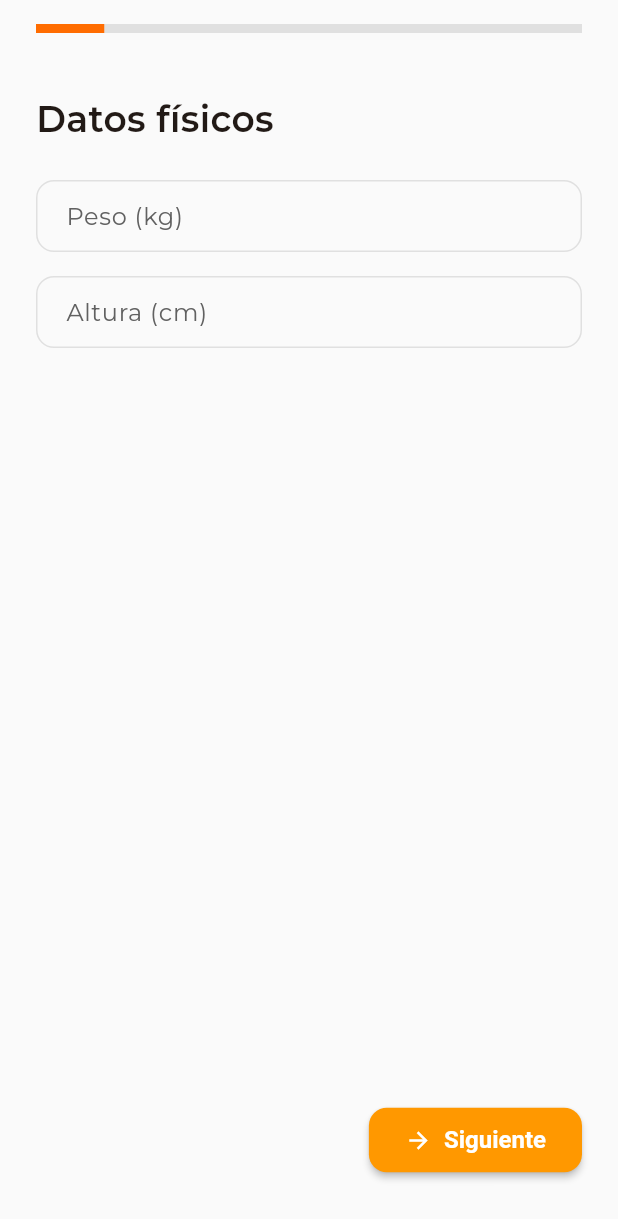
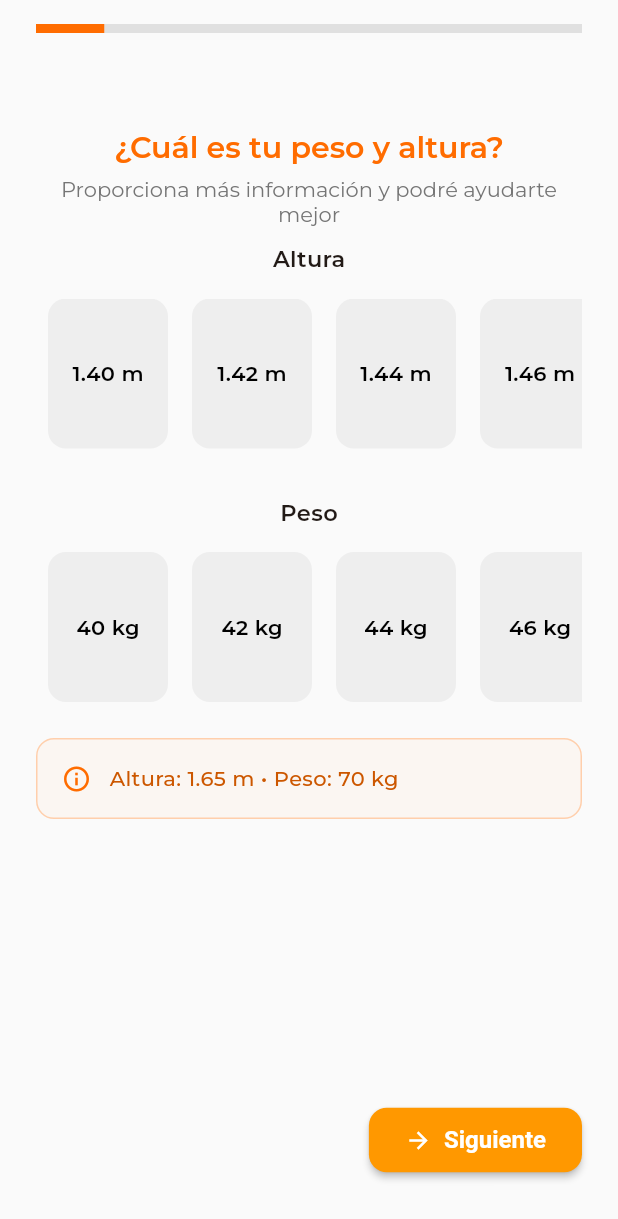
Before and after one commit to MottiNut/Frontend-Patient, a Flutter app: the RegisterFlow screen opened by its route, swiped to page 5, on a phone screen of 412 x 824 dp. Shown: the top 1219 px of the screen. Run offline on Flutter 3.47's test engine with Material 3 defaults, Android fonts, the phone set to English and light mode, and no system bars; our stand-ins replace shared_preferences, sqflite; accounts and stored records are empty.

Commit message:
Update the HeightWeightScreen

```diff
--- a/lib/screens/auth/register_screen.dart
+++ b/lib/screens/auth/register_screen.dart
@@ -1,5 +1,7 @@
 import 'package:flutter/material.dart';
 import 'package:frontendpatient/core/themes/app_theme.dart';
+import 'package:frontendpatient/screens/auth/widgets/height_weight_screen.dart';
+
 import 'package:provider/provider.dart';
 import 'package:frontendpatient/utils/validators.dart';
 import 'package:frontendpatient/providers/auth_provider.dart';
@@ -402,30 +404,21 @@ class _RegisterFlowState extends State<RegisterFlow> {
           ],
         );
       case 4:
-        return Column(
-          crossAxisAlignment: CrossAxisAlignment.start,
-          children: [
-            const Text(
-              'Datos físicos',
-              style: TextStyle(fontSize: 24, fontWeight: FontWeight.bold),
-            ),
-            const SizedBox(height: 24),
-            _buildTextField(
-              'Peso (kg)',
-              'weight',
-              _weightController,
-              type: TextInputType.number,
-              validator: Validators.validateWeight,
-            ),
-            const SizedBox(height: 16),
-            _buildTextField(
-              'Altura (cm)',
-              'height',
-              _heightController,
-              type: TextInputType.number,
-              validator: Validators.validateHeight,
-            ),
-          ],
+        return HeightWeightScreen(
+          initialHeight: _weightController.text.isNotEmpty
+              ? double.tryParse(_heightController.text)! / 100 // Convertir de cm a metros
+              : null,
+          initialWeight: _weightController.text.isNotEmpty
+              ? int.tryParse(_weightController.text)
+              : null,
+          onValuesChanged: (height, weight) {
+            setState(() {
+              _heightController.text = (height * 100).toInt().toString(); // Convertir a cm
+              _weightController.text = weight.toString();
+              formData['height'] = (height * 100).toInt().toString();
+              formData['weight'] = weight.toString();
+            });
+          },
         );
       case 5:
         return Column(
--- /dev/null
+++ b/lib/screens/auth/widgets/height_weight_screen.dart
@@ -0,0 +1,203 @@
+import 'package:flutter/material.dart';
+import 'package:frontendpatient/core/themes/app_theme.dart';
+
+class HeightWeightScreen extends StatefulWidget {
+  final double? initialHeight; // Altura inicial en metros
+  final int? initialWeight; // Peso inicial en kg
+  final Function(double height, int weight) onValuesChanged;
+
+  const HeightWeightScreen({
+    super.key,
+    this.initialHeight,
+    this.initialWeight,
+    required this.onValuesChanged,
+  });
+
+  @override
+  State<HeightWeightScreen> createState() => _HeightWeightScreenState();
+}
+
+class _HeightWeightScreenState extends State<HeightWeightScreen> {
+  late double _selectedHeight;
+  late int _selectedWeight;
+
+  // Listas de opciones
+  final List<double> _heights = [
+    1.40, 1.42, 1.44, 1.46, 1.48, 1.50, 1.52, 1.54, 1.56, 1.58,
+    1.60, 1.62, 1.64, 1.66, 1.68, 1.70, 1.72, 1.74, 1.76, 1.78,
+    1.80, 1.82, 1.84, 1.86, 1.88, 1.90, 1.92, 1.94, 1.96, 1.98, 2.00
+  ];
+
+  final List<int> _weights = [
+    40, 42, 44, 46, 48, 50, 52, 54, 56, 58, 60, 62, 64, 66, 68, 70,
+    72, 74, 76, 78, 80, 82, 84, 86, 88, 90, 92, 94, 96, 98, 100,
+    102, 104, 106, 108, 110, 112, 114, 116, 118, 120
+  ];
+
+  @override
+  void initState() {
+    super.initState();
+
+    // Usar valores iniciales o valores por defecto
+    _selectedHeight = widget.initialHeight ?? 1.65;
+    _selectedWeight = widget.initialWeight ?? 70;
+
+    // Asegurar que los valores iniciales estén en las listas
+    if (!_heights.contains(_selectedHeight)) {
+      _selectedHeight = 1.65; // Valor por defecto si no está en la lista
+    }
+    if (!_weights.contains(_selectedWeight)) {
+      _selectedWeight = 70; // Valor por defecto si no está en la lista
+    }
+
+    // Llamar al callback con los valores iniciales
+    WidgetsBinding.instance.addPostFrameCallback((_) {
+      widget.onValuesChanged(_selectedHeight, _selectedWeight);
+    });
+  }
+
+  void _updateHeight(double height) {
+    setState(() {
+      _selectedHeight = height;
+    });
+    widget.onValuesChanged(_selectedHeight, _selectedWeight);
+  }
+
+  void _updateWeight(int weight) {
+    setState(() {
+      _selectedWeight = weight;
+    });
+    widget.onValuesChanged(_selectedHeight, _selectedWeight);
+  }
+
+  @override
+  Widget build(BuildContext context) {
+    return Column(
+      children: [
+        const SizedBox(height: 24),
+        Text(
+          '¿Cuál es tu peso y altura?',
+          style: AppTextStyles.subtitulo.copyWith(
+            color: AppColors.mainOrange,
+            letterSpacing: 0,
+          ),
+          textAlign: TextAlign.center,
+        ),
+        const SizedBox(height: 8),
+        Text(
+          'Proporciona más información y podré ayudarte mejor',
+          style: AppTextStyles.descripcion.copyWith(
+            color: Colors.grey[600],
+            fontSize: 14,
+            letterSpacing: 0,
+          ),
+          textAlign: TextAlign.center,
+        ),
+        const SizedBox(height: 10),
+        // Altura
+        const Text(
+            'Altura',
+            style: TextStyle(fontSize: 15, fontWeight: FontWeight.bold)
+        ),
+        const SizedBox(height: 16),
+        SizedBox(
+          height: 100,
+          child: ListView.builder(
+            scrollDirection: Axis.horizontal,
+            itemCount: _heights.length,
+            itemBuilder: (context, index) {
+              final height = _heights[index];
+              final isSelected = _selectedHeight == height;
+              return GestureDetector(
+                onTap: () => _updateHeight(height),
+                child: Container(
+                  width: 80,
+                  margin: const EdgeInsets.symmetric(horizontal: 8),
+                  decoration: BoxDecoration(
+                    color: isSelected ? AppColors.mainOrange : Colors.grey[200],
+                    borderRadius: BorderRadius.circular(12),
+                  ),
+                  alignment: Alignment.center,
+                  child: Text(
+                    '${height.toStringAsFixed(2)} m',
+                    style: TextStyle(
+                      color: isSelected ? Colors.white : Colors.black,
+                      fontWeight: FontWeight.bold,
+                    ),
+                  ),
+                ),
+              );
+            },
+          ),
+        ),
+
+        const SizedBox(height: 32),
+
+        // Peso
+        const Text(
+            'Peso',
+            style: TextStyle(fontSize: 15, fontWeight: FontWeight.bold)
+        ),
+        const SizedBox(height: 16),
+        SizedBox(
+          height: 100,
+          child: ListView.builder(
+            scrollDirection: Axis.horizontal,
+            itemCount: _weights.length,
+            itemBuilder: (context, index) {
+              final weight = _weights[index];
+              final isSelected = _selectedWeight == weight;
+              return GestureDetector(
+                onTap: () => _updateWeight(weight),
+                child: Container(
+                  width: 80,
+                  margin: const EdgeInsets.symmetric(horizontal: 8),
+                  decoration: BoxDecoration(
+                    color: isSelected ? AppColors.mainOrange : Colors.grey[200],
+                    borderRadius: BorderRadius.circular(12),
+                  ),
+                  alignment: Alignment.center,
+                  child: Text(
+                    '$weight kg',
+                    style: TextStyle(
+                      color: isSelected ? Colors.white : Colors.black,
+                      fontWeight: FontWeight.bold,
+                    ),
+                  ),
+                ),
+              );
+            },
+          ),
+        ),
+
+        const SizedBox(height: 24),
+
+        // Información adicional (opcional)
+        Container(
+          padding: const EdgeInsets.all(16),
+          decoration: BoxDecoration(
+            color: AppColors.lightOrange.withOpacity(0.1),
+            borderRadius: BorderRadius.circular(12),
+            border: Border.all(color: AppColors.lightOrange),
+          ),
+          child: Row(
+            children: [
+              Icon(Icons.info_outline, color: AppColors.mainOrange, size: 20),
+              const SizedBox(width: 12),
+              Expanded(
+                child: Text(
+                  'Altura: ${_selectedHeight.toStringAsFixed(2)} m • Peso: $_selectedWeight kg',
+                  style: TextStyle(
+                    color: AppColors.darkOrange1,
+                    fontSize: 14,
+                    fontWeight: FontWeight.w500,
+                  ),
+                ),
+              ),
+            ],
+          ),
+        ),
+      ],
+    );
+  }
+}
```
